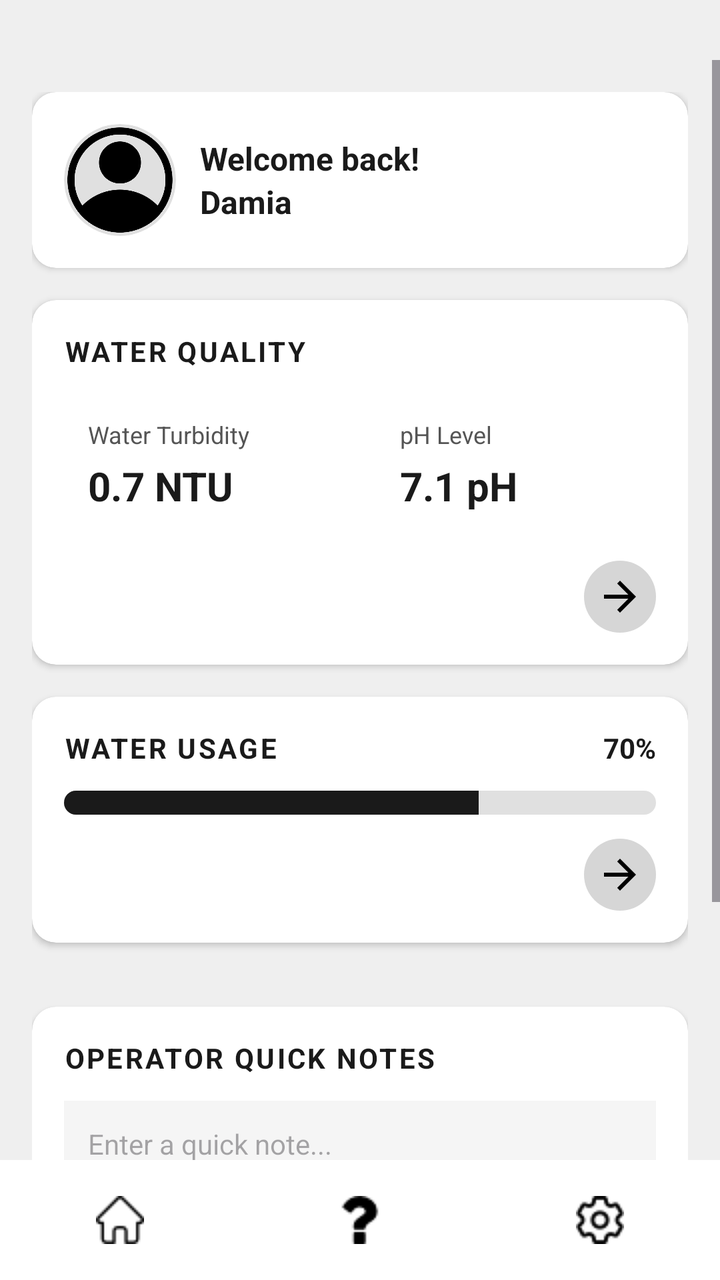
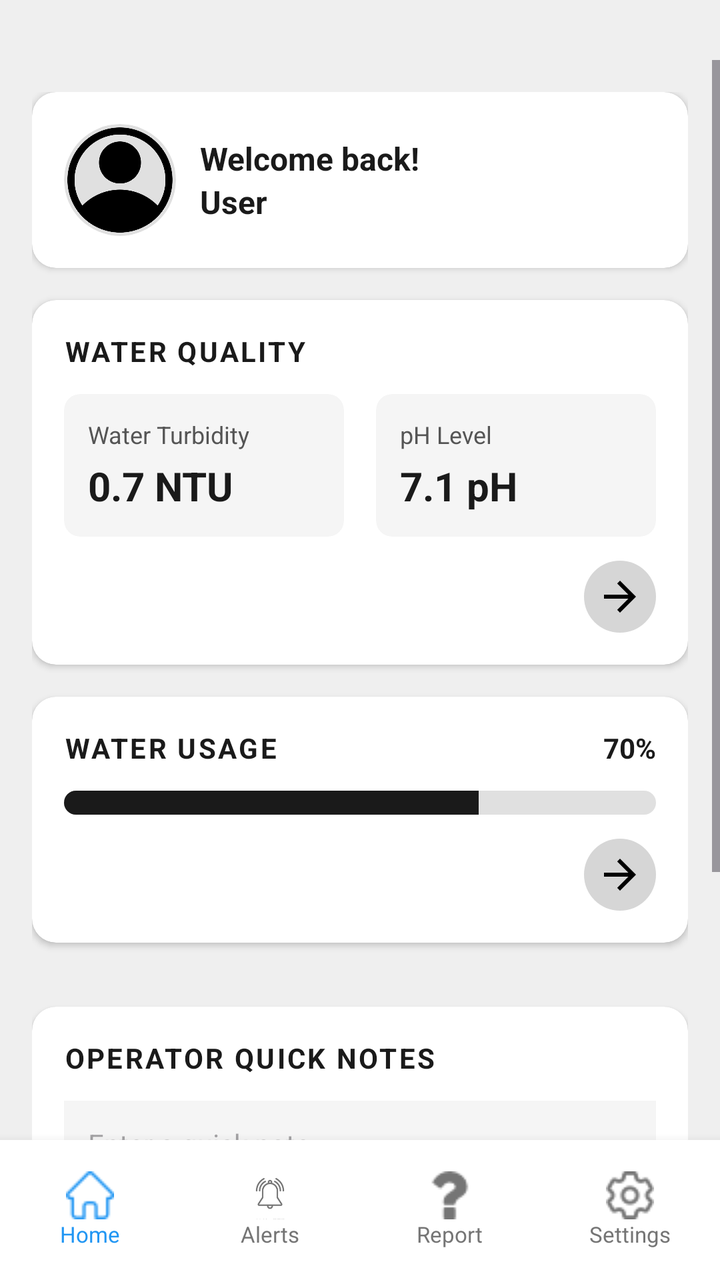

Compare the two renders of this Android layout. The source of the first and the diff that turns it into the second are given below.
<!-- AndroidManifest.xml: application theme Theme.WaterFilter -->
<!-- res/layout/activity_home.xml -->
<?xml version="1.0" encoding="utf-8"?>
<RelativeLayout
    xmlns:android="http://schemas.android.com/apk/res/android"
    xmlns:app="http://schemas.android.com/apk/res-auto"
    android:layout_width="match_parent"
    android:layout_height="match_parent"
    android:paddingTop="30dp"

    android:background="#EFEFEF">


    
    <LinearLayout
        android:id="@+id/bottomnavbar"
        android:layout_width="match_parent"
        android:layout_height="60dp"
        android:orientation="horizontal"
        android:layout_alignParentBottom="true"
        android:background="#FFFFFF"
        android:gravity="center">

        <ImageButton
            android:id="@+id/nav1"
            android:layout_width="0dp"
            android:layout_height="match_parent"
            android:layout_weight="1"
            android:src="@drawable/home"
            android:background="?attr/selectableItemBackgroundBorderless"/>

        <ImageButton
            android:id="@+id/nav2"
            android:layout_width="0dp"
            android:layout_height="match_parent"
            android:layout_weight="1"
            android:src="@drawable/questionsign"
            android:background="?attr/selectableItemBackgroundBorderless"/>

        <ImageButton
            android:id="@+id/nav3"
            android:layout_width="0dp"
            android:layout_height="match_parent"
            android:layout_weight="1"
            android:src="@drawable/setting"
            android:background="?attr/selectableItemBackgroundBorderless" />

    </LinearLayout>


    

    <ScrollView
        android:layout_width="match_parent"
        android:layout_height="match_parent"
        android:layout_above="@id/bottomnavbar"
        android:fillViewport="true">

        <LinearLayout
            android:layout_width="match_parent"
            android:layout_height="wrap_content"
            android:orientation="vertical"
            android:padding="16dp">

            <androidx.cardview.widget.CardView
                android:layout_width="match_parent"
                android:layout_height="wrap_content"
                android:layout_marginBottom="16dp"
                app:cardCornerRadius="12dp"
                app:cardElevation="2dp"
                app:cardBackgroundColor="#FFFFFF">

                <LinearLayout
                    android:layout_width="match_parent"
                    android:layout_height="wrap_content"
                    android:orientation="horizontal"
                    android:padding="16dp"
                    android:gravity="center_vertical">

                    <ImageView
                        android:id="@+id/imgUserPfp"
                        android:layout_width="56dp"
                        android:layout_height="56dp"
                        android:src="@drawable/userpfp"
                        android:scaleType="centerCrop"
                        android:background="@drawable/circle_bg"
                        android:clipToOutline="true" />

                    <LinearLayout
                        android:layout_width="0dp"
                        android:layout_height="wrap_content"
                        android:layout_weight="1"
                        android:orientation="vertical"
                        android:layout_marginStart="12dp">

                        <TextView
                            android:layout_width="wrap_content"
                            android:layout_height="wrap_content"
                            android:text="Welcome back!"
                            android:textSize="16sp"
                            android:textStyle="bold"
                            android:textColor="#1A1A1A" />

                        <TextView
                            android:id="@+id/UserName"
                            android:layout_width="wrap_content"
                            android:layout_height="wrap_content"
                            android:text="Damia"
                            android:textSize="16sp"
                            android:textStyle="bold"
                            android:textColor="#1A1A1A" />
                    </LinearLayout>
                </LinearLayout>
            </androidx.cardview.widget.CardView>

            <androidx.cardview.widget.CardView
                android:layout_width="match_parent"
                android:layout_height="wrap_content"
                android:layout_marginBottom="16dp"
                app:cardCornerRadius="12dp"
                app:cardElevation="2dp"
                app:cardBackgroundColor="@color/white">

                <LinearLayout
                    android:layout_width="match_parent"
                    android:layout_height="wrap_content"
                    android:orientation="vertical"
                    android:padding="16dp">

                    <TextView
                        android:layout_width="wrap_content"
                        android:layout_height="wrap_content"
                        android:text="WATER QUALITY"
                        android:textSize="14sp"
                        android:textStyle="bold"
                        android:textColor="#1A1A1A"
                        android:letterSpacing="0.08"
                        android:layout_marginBottom="12dp" />

                    <LinearLayout
                        android:layout_width="match_parent"
                        android:layout_height="wrap_content"
                        android:orientation="horizontal"
                        android:weightSum="2"
                        android:layout_marginBottom="12dp">

                        <androidx.cardview.widget.CardView
                            android:layout_width="0dp"
                            android:layout_height="wrap_content"
                            android:layout_weight="1"
                            android:layout_marginEnd="8dp"
                            app:cardCornerRadius="8dp"
                            app:cardElevation="0dp"
                            android:elevation="7dp"
                            app:cardBackgroundColor="#FFFFFF">

                            <LinearLayout
                                android:layout_width="match_parent"
                                android:layout_height="wrap_content"
                                android:orientation="vertical"
                                android:padding="12dp">

                                <TextView
                                    android:layout_width="wrap_content"
                                    android:layout_height="wrap_content"
                                    android:text="Water Turbidity"
                                    android:textSize="12sp"
                                    android:textColor="#555555"
                                    android:layout_marginBottom="4dp" />

                                <TextView
                                    android:id="@+id/tvTurbidity"
                                    android:layout_width="wrap_content"
                                    android:layout_height="wrap_content"
                                    android:text="0.7 NTU"
                                    android:textSize="20sp"
                                    android:textStyle="bold"
                                    android:textColor="#1A1A1A" />
                            </LinearLayout>
                        </androidx.cardview.widget.CardView>

                        <androidx.cardview.widget.CardView
                            android:layout_width="0dp"
                            android:layout_height="wrap_content"
                            android:layout_weight="1"
                            android:layout_marginStart="8dp"
                            app:cardCornerRadius="8dp"
                            app:cardElevation="0dp"
                            app:cardBackgroundColor="#FFFFFF">

                            <LinearLayout
                                android:layout_width="match_parent"
                                android:layout_height="wrap_content"
                                android:orientation="vertical"
                                android:padding="12dp">

                                <TextView
                                    android:layout_width="wrap_content"
                                    android:layout_height="wrap_content"
                                    android:text="pH Level"
                                    android:textSize="12sp"
                                    android:textColor="#555555"
                                    android:layout_marginBottom="4dp" />

                                <TextView
                                    android:id="@+id/tvPH"
                                    android:layout_width="wrap_content"
                                    android:layout_height="wrap_content"
                                    android:text="7.1 pH"
                                    android:textSize="20sp"
                                    android:textStyle="bold"
                                    android:textColor="#1A1A1A" />
                            </LinearLayout>
                        </androidx.cardview.widget.CardView>
                    </LinearLayout>

                    <LinearLayout
                        android:layout_width="match_parent"
                        android:layout_height="wrap_content"
                        android:gravity="end">

                        <ImageButton
                            android:id="@+id/btnWaterQualityMore"
                            android:layout_width="36dp"
                            android:layout_height="36dp"
                            android:src="@drawable/ic_arrow_forward"
                            android:background="@drawable/circle_bg_gray"
                            android:padding="8dp"
                            android:contentDescription="View water quality details" />
                    </LinearLayout>
                </LinearLayout>
            </androidx.cardview.widget.CardView>

            <androidx.cardview.widget.CardView
                android:layout_width="match_parent"
                android:layout_height="wrap_content"
                android:layout_marginBottom="16dp"
                app:cardCornerRadius="12dp"
                app:cardElevation="2dp"
                app:cardBackgroundColor="#FFFFFF">

                <LinearLayout
                    android:layout_width="match_parent"
                    android:layout_height="wrap_content"
                    android:orientation="vertical"
                    android:padding="16dp">

                    <LinearLayout
                        android:layout_width="match_parent"
                        android:layout_height="wrap_content"
                        android:orientation="horizontal"
                        android:gravity="center_vertical"
                        android:layout_marginBottom="12dp">

                        <TextView
                            android:layout_width="0dp"
                            android:layout_height="wrap_content"
                            android:layout_weight="1"
                            android:text="WATER USAGE"
                            android:textSize="14sp"
                            android:textStyle="bold"
                            android:textColor="#1A1A1A"
                            android:letterSpacing="0.08" />

                        <TextView
                            android:id="@+id/tvUsagePercent"
                            android:layout_width="wrap_content"
                            android:layout_height="wrap_content"
                            android:text="70%"
                            android:textSize="14sp"
                            android:textStyle="bold"
                            android:textColor="#1A1A1A" />
                    </LinearLayout>

                    <ProgressBar
                        android:id="@+id/progressWaterUsage"
                        style="?android:attr/progressBarStyleHorizontal"
                        android:layout_width="match_parent"
                        android:layout_height="12dp"
                        android:progress="70"
                        android:max="100"
                        android:progressDrawable="@drawable/progress_bar_custom"
                        android:layout_marginBottom="12dp" />

                    <LinearLayout
                        android:layout_width="match_parent"
                        android:layout_height="wrap_content"
                        android:gravity="end">

                        <ImageButton
                            android:id="@+id/btnWaterUsageMore"
                            android:layout_width="36dp"
                            android:layout_height="36dp"
                            android:src="@drawable/ic_arrow_forward"
                            android:background="@drawable/circle_bg_gray"
                            android:padding="8dp"
                            android:contentDescription="View water usage details" />
                    </LinearLayout>
                </LinearLayout>
            </androidx.cardview.widget.CardView>

            
            <androidx.cardview.widget.CardView
                android:layout_width="match_parent"
                android:layout_height="wrap_content"
                android:layout_marginTop="16dp"
                android:layout_marginBottom="16dp"
                app:cardCornerRadius="12dp"
                app:cardElevation="2dp"
                app:cardBackgroundColor="#FFFFFF">

                <LinearLayout
                    android:layout_width="match_parent"
                    android:layout_height="wrap_content"
                    android:orientation="vertical"
                    android:padding="16dp">

                    <TextView
                        android:layout_width="wrap_content"
                        android:layout_height="wrap_content"
                        android:text="OPERATOR QUICK NOTES"
                        android:textSize="14sp"
                        android:textStyle="bold"
                        android:textColor="#1A1A1A"
                        android:letterSpacing="0.08"
                        android:layout_marginBottom="12dp" />

                    <EditText
                        android:id="@+id/etQuickNote"
                        android:layout_width="match_parent"
                        android:layout_height="wrap_content"
                        android:hint="Enter a quick note..."
                        android:textSize="14sp"
                        android:padding="12dp"
                        android:background="#F5F5F5"
                        android:layout_marginBottom="8dp"/>

                    <Button
                        android:id="@+id/btnAddNote"
                        android:layout_width="match_parent"
                        android:layout_height="wrap_content"
                        android:text="Save Note"
                        android:backgroundTint="#1A1A1A"
                        android:textColor="#FFFFFF"/>

                    <androidx.recyclerview.widget.RecyclerView
                        android:id="@+id/rvQuickNotes"
                        android:layout_width="match_parent"
                        android:layout_height="wrap_content"
                        android:layout_marginTop="12dp"
                        android:nestedScrollingEnabled="false" />

                </LinearLayout>
            </androidx.cardview.widget.CardView>

            <TextView
                android:layout_width="wrap_content"
                android:layout_height="wrap_content"
                android:layout_gravity="center"
                android:layout_marginTop="20dp"
                android:textStyle="bold"
                android:id="@+id/firstTime"
                android:text="@string/first_underline" />



        </LinearLayout>
    </ScrollView>

</RelativeLayout>
<!-- resources referenced by this layout -->
<resources>
  <color name="white">#FFFFFFFF</color>
  <!-- drawable circle_bg (drawable) -->
  <?xml version="1.0" encoding="utf-8"?>
  <shape xmlns:android="http://schemas.android.com/apk/res/android"
      android:shape="oval">
      <solid android:color="#E0E0E0" />
  </shape>
  <!-- drawable circle_bg_gray (drawable) -->
  <?xml version="1.0" encoding="utf-8"?>
  <shape xmlns:android="http://schemas.android.com/apk/res/android"
      android:shape="oval">
      <solid android:color="#D6D6D6" />
  </shape>
  <!-- drawable home: png bitmap (drawable, 465 bytes) -->
  <!-- drawable ic_arrow_forward (drawable) -->
  <vector xmlns:android="http://schemas.android.com/apk/res/android" android:autoMirrored="true" android:height="24dp" android:tint="#000000" android:viewportHeight="24" android:viewportWidth="24" android:width="24dp">
        
      <path android:fillColor="@android:color/white" android:pathData="M12,4l-1.41,1.41L16.17,11H4v2h12.17l-5.58,5.59L12,20l8,-8z"/>
      
  </vector>
  <!-- drawable progress_bar_custom (drawable) -->
  <?xml version="1.0" encoding="utf-8"?>
  <layer-list xmlns:android="http://schemas.android.com/apk/res/android">
  
      
      <item android:id="@android:id/background">
          <shape android:shape="rectangle">
              <corners android:radius="6dp" />
              <solid android:color="#E0E0E0" />
          </shape>
      </item>
  
      
      <item android:id="@android:id/progress">
          <clip>
              <shape android:shape="rectangle">
                  <corners android:radius="6dp" />
                  <solid android:color="#1A1A1A" />
              </shape>
          </clip>
      </item>
  
  </layer-list>
  <!-- drawable questionsign: png bitmap (drawable, 484 bytes) -->
  <!-- drawable setting: png bitmap (drawable, 625 bytes) -->
  <!-- drawable userpfp: png bitmap (drawable, 16459 bytes) -->
  <string name="first_underline"><u>First Time Here? Check out what we do!</u></string>
  <style name="Theme.WaterFilter" parent="Base.Theme.WaterFilter" />
  <style name="Base.Theme.WaterFilter" parent="Theme.Material3.DayNight.NoActionBar">
          
      </style>
</resources>

<!-- the commit's change to res/layout/activity_home.xml (unified diff, before → after) -->
@@ -5,49 +5,114 @@
     android:layout_width="match_parent"
     android:layout_height="match_parent"
     android:paddingTop="30dp"
-
     android:background="#EFEFEF">
-
 
     
     <LinearLayout
         android:id="@+id/bottomnavbar"
         android:layout_width="match_parent"
-        android:layout_height="60dp"
+        android:layout_height="70dp"
         android:orientation="horizontal"
         android:layout_alignParentBottom="true"
         android:background="#FFFFFF"
-        android:gravity="center">
-
-        <ImageButton
-            android:id="@+id/nav1"
+        android:elevation="8dp"
+        android:gravity="center"
+        android:weightSum="4">
+
+        <LinearLayout
+            android:id="@+id/llHome"
             android:layout_width="0dp"
             android:layout_height="match_parent"
             android:layout_weight="1"
-            android:src="@drawable/home"
-            android:background="?attr/selectableItemBackgroundBorderless"/>
-
-        <ImageButton
-            android:id="@+id/nav2"
+            android:orientation="vertical"
+            android:gravity="center"
+            android:clickable="true">
+
+            <ImageView
+                android:layout_width="24dp"
+                android:layout_height="24dp"
+                android:src="@drawable/home"
+                android:tint="#2196F3" />
+
+            <TextView
+                android:layout_width="wrap_content"
+                android:layout_height="wrap_content"
+                android:text="Home"
+                android:textSize="11sp"
+                android:textColor="#2196F3" />
+        </LinearLayout>
+
+        <LinearLayout
+            android:id="@+id/llAlerts"
             android:layout_width="0dp"
             android:layout_height="match_parent"
             android:layout_weight="1"
-            android:src="@drawable/questionsign"
-            android:background="?attr/selectableItemBackgroundBorderless"/>
-
-        <ImageButton
-            android:id="@+id/nav3"
+            android:orientation="vertical"
+            android:gravity="center"
+            android:clickable="true">
+
+            <ImageView
+                android:layout_width="24dp"
+                android:layout_height="24dp"
+                android:src="@drawable/alert"
+                android:tint="#757575" />
+
+            <TextView
+                android:layout_width="wrap_content"
+                android:layout_height="wrap_content"
+                android:text="Alerts"
+                android:textSize="11sp"
+                android:textColor="#757575" />
+        </LinearLayout>
+
+        <LinearLayout
+            android:id="@+id/llReport"
             android:layout_width="0dp"
             android:layout_height="match_parent"
             android:layout_weight="1"
-            android:src="@drawable/setting"
-            android:background="?attr/selectableItemBackgroundBorderless" />
-
+            android:orientation="vertical"
+            android:gravity="center"
+            android:clickable="true">
+
+            <ImageView
+                android:layout_width="24dp"
+                android:layout_height="24dp"
+                android:src="@drawable/questionsign"
+                android:tint="#757575" />
+
+            <TextView
+                android:layout_width="wrap_content"
+                android:layout_height="wrap_content"
+                android:text="Report"
+                android:textSize="11sp"
+                android:textColor="#757575" />
+        </LinearLayout>
+
+        <LinearLayout
+            android:id="@+id/llSettings"
+            android:layout_width="0dp"
+            android:layout_height="match_parent"
+            android:layout_weight="1"
+            android:orientation="vertical"
+            android:gravity="center"
+            android:clickable="true">
+
+            <ImageView
+                android:layout_width="24dp"
+                android:layout_height="24dp"
+                android:src="@drawable/setting"
+                android:tint="#757575" />
+
+            <TextView
+                android:layout_width="wrap_content"
+                android:layout_height="wrap_content"
+                android:text="Settings"
+                android:textSize="11sp"
+                android:textColor="#757575" />
+        </LinearLayout>
     </LinearLayout>
 
-
     
-
     <ScrollView
         android:layout_width="match_parent"
         android:layout_height="match_parent"
@@ -60,6 +125,7 @@
             android:orientation="vertical"
             android:padding="16dp">
 
+            
             <androidx.cardview.widget.CardView
                 android:layout_width="match_parent"
                 android:layout_height="wrap_content"
@@ -103,7 +169,7 @@
                             android:id="@+id/UserName"
                             android:layout_width="wrap_content"
                             android:layout_height="wrap_content"
-                            android:text="Damia"
+                            android:text="User"
                             android:textSize="16sp"
                             android:textStyle="bold"
                             android:textColor="#1A1A1A" />
@@ -111,13 +177,14 @@
                 </LinearLayout>
             </androidx.cardview.widget.CardView>
 
+            
             <androidx.cardview.widget.CardView
                 android:layout_width="match_parent"
                 android:layout_height="wrap_content"
                 android:layout_marginBottom="16dp"
                 app:cardCornerRadius="12dp"
                 app:cardElevation="2dp"
-                app:cardBackgroundColor="@color/white">
+                app:cardBackgroundColor="#FFFFFF">
 
                 <LinearLayout
                     android:layout_width="match_parent"
@@ -149,8 +216,7 @@
                             android:layout_marginEnd="8dp"
                             app:cardCornerRadius="8dp"
                             app:cardElevation="0dp"
-                            android:elevation="7dp"
-                            app:cardBackgroundColor="#FFFFFF">
+                            app:cardBackgroundColor="#F5F5F5">
 
                             <LinearLayout
                                 android:layout_width="match_parent"
@@ -184,7 +250,7 @@
                             android:layout_marginStart="8dp"
                             app:cardCornerRadius="8dp"
                             app:cardElevation="0dp"
-                            app:cardBackgroundColor="#FFFFFF">
+                            app:cardBackgroundColor="#F5F5F5">
 
                             <LinearLayout
                                 android:layout_width="match_parent"
@@ -229,6 +295,7 @@
                 </LinearLayout>
             </androidx.cardview.widget.CardView>
 
+            
             <androidx.cardview.widget.CardView
                 android:layout_width="match_parent"
                 android:layout_height="wrap_content"
@@ -347,7 +414,6 @@
                         android:layout_height="wrap_content"
                         android:layout_marginTop="12dp"
                         android:nestedScrollingEnabled="false" />
-
                 </LinearLayout>
             </androidx.cardview.widget.CardView>
 
@@ -360,9 +426,6 @@
                 android:id="@+id/firstTime"
                 android:text="@string/first_underline" />
 
-
-
         </LinearLayout>
     </ScrollView>
-
 </RelativeLayout>
<!-- resource entries referenced after the edit -->
@@ -1,6 +1,6 @@
 <!-- resources referenced by this layout -->
 <resources>
-  <color name="white">#FFFFFFFF</color>
+  <!-- drawable alert: png bitmap (drawable, 35944 bytes) -->
   <!-- drawable circle_bg (drawable) -->
   <?xml version="1.0" encoding="utf-8"?>
   <shape xmlns:android="http://schemas.android.com/apk/res/android"
